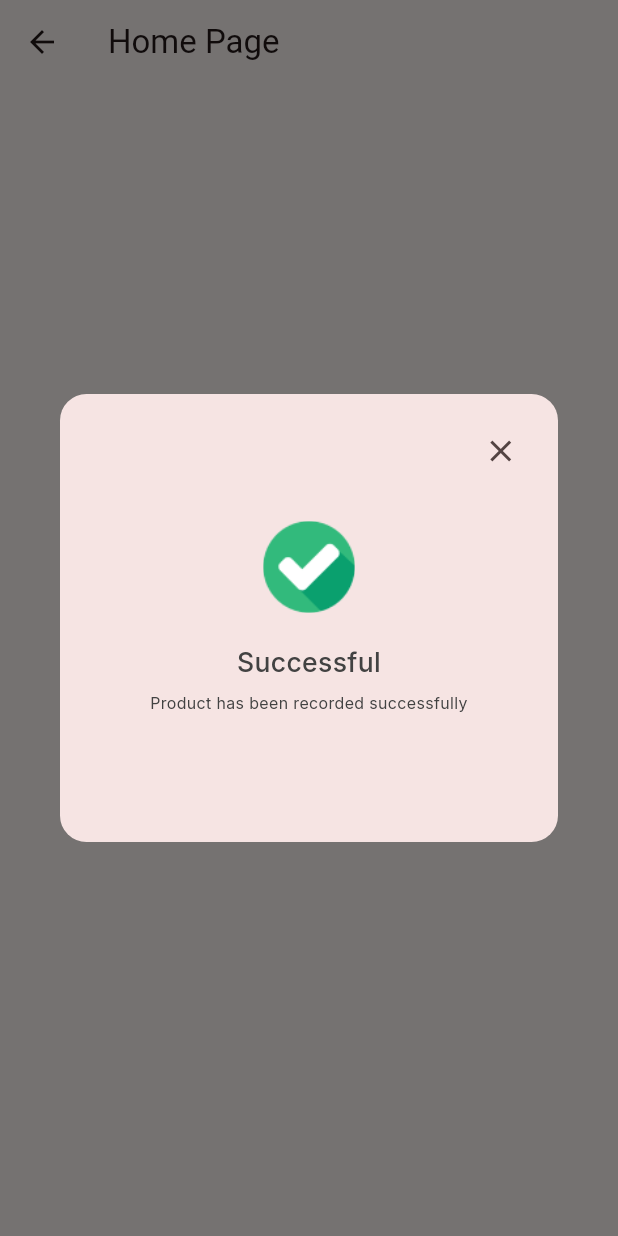
After one commit to GozziCode/quick_menu, a Flutter app: the MyALertDialog screen opened directly, after a tap on "Add", on a phone screen of 412 x 824 dp. The commit adds this screen. Run offline on Flutter 3.47's test engine with Material 3 defaults, Android fonts, the phone set to English and light mode, and no system bars; our stand-ins replace carousel_slider, flutter_screenutil, google_fonts, smooth_page_indicator; missing offline and left inert: app_settings, flutter_nfc_kit, ndef.

Commit message:
new alert dialog

```diff
--- /dev/null
+++ b/lib/screens/alertdialog_new.dart
@@ -0,0 +1,103 @@
+import 'package:flutter/material.dart';
+import 'package:flutter_screenutil/flutter_screenutil.dart';
+
+class MyALertDialog extends StatelessWidget {
+  const MyALertDialog({super.key});
+
+  void _showSuccessDialog(BuildContext context) {
+    showDialog(
+      context: context,
+      builder: (BuildContext context) {
+        return Dialog(
+          shape: RoundedRectangleBorder(
+            borderRadius: BorderRadius.circular(20.0.r),
+          ),
+          child: Padding(
+            padding: EdgeInsets.all(16.0.r),
+            child: SizedBox(
+              height: 306.h,
+              width: 352.w,
+              child: Stack(
+                children: [
+                  Positioned(
+                    right: 0,
+                    // left: 304.w,
+                    top: 0,
+                    child: IconButton(
+                      onPressed: () {
+                        Navigator.of(context).pop();
+                      },
+                      icon: Icon(Icons.close),
+                    ),
+                  ),
+                  Center(
+                    child: Container(
+                      height: 147.h,
+                      width: 283.w,
+                      child: Column(
+                        mainAxisAlignment: MainAxisAlignment.spaceBetween,
+                        children: [
+                          Container(
+                            width: 70.w,
+                            height: 70.h,
+                            child: Image.asset('assets/successicon.png'),
+                          ),
+                          Container(
+                            height: 53.h,
+                            width: 283.w,
+                            child: Column(
+                              mainAxisAlignment: MainAxisAlignment.spaceBetween,
+                              children: [
+                                Text(
+                                  'Successful',
+                                  textAlign: TextAlign.center,
+                                  style: TextStyle(
+                                    color: Color(0xFF424242),
+                                    fontSize: 20.sp,
+                                    fontFamily: 'Inter',
+                                    fontWeight: FontWeight.w500,
+                                    height: 1.5.h,
+                                  ),
+                                ),
+                                Text(
+                                  'Product has been recorded successfully',
+                                  textAlign: TextAlign.center,
+                                  style: TextStyle(
+                                    color: Color(0xFF424242),
+                                    fontSize: 12.sp,
+                                    fontFamily: 'Inter',
+                                    fontWeight: FontWeight.w400,
+                                    height: 1.5,
+                                  ),
+                                ),
+                              ],
+                            ),
+                          ),
+                        ],
+                      ),
+                    ),
+                  ),
+                ],
+              ),
+            ),
+          ),
+        );
+      },
+    );
+  }
+
+  @override
+  Widget build(BuildContext context) {
+    return Scaffold(
+      appBar: AppBar(
+        title: Text('Home Page'),
+      ),
+      body: Center(
+        child: ElevatedButton(
+          onPressed: () => _showSuccessDialog(context),
+          child: Text('Add'),
+        ),
+      ),
+    );
+  }
+}
--- a/pubspec.yaml
+++ b/pubspec.yaml
@@ -43,7 +43,7 @@ dependencies:
   app_settings: ^5.1.1
   smooth_page_indicator: ^1.2.0+3
   carousel_slider: ^4.2.1
-   confetti: ^0.7.0
+  confetti: ^0.7.0
 
 
 dev_dependencies:
```
Also changed, not shown: lib/models/menu_item.dart (+10 -10 lines), lib/screens/splash_screen.dart (+10 -5 lines), lib/screens/write_screen.dart (+10 -0 lines), lib/services/nfc_service.dart (+78 -10 lines), pubspec.lock, 1 other file.
